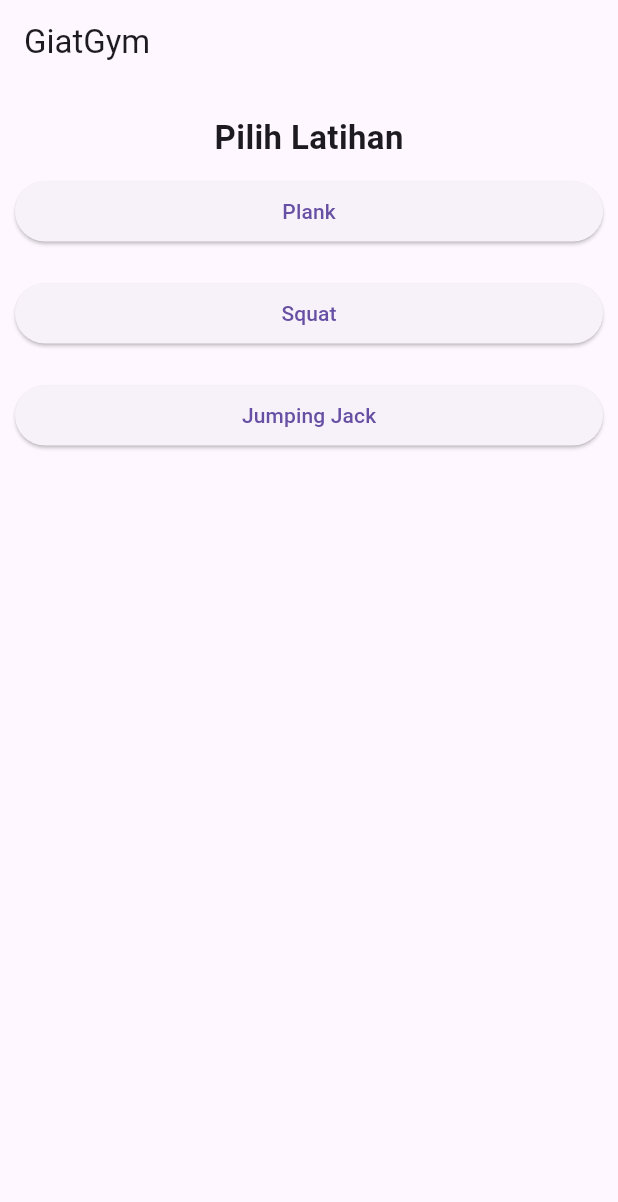
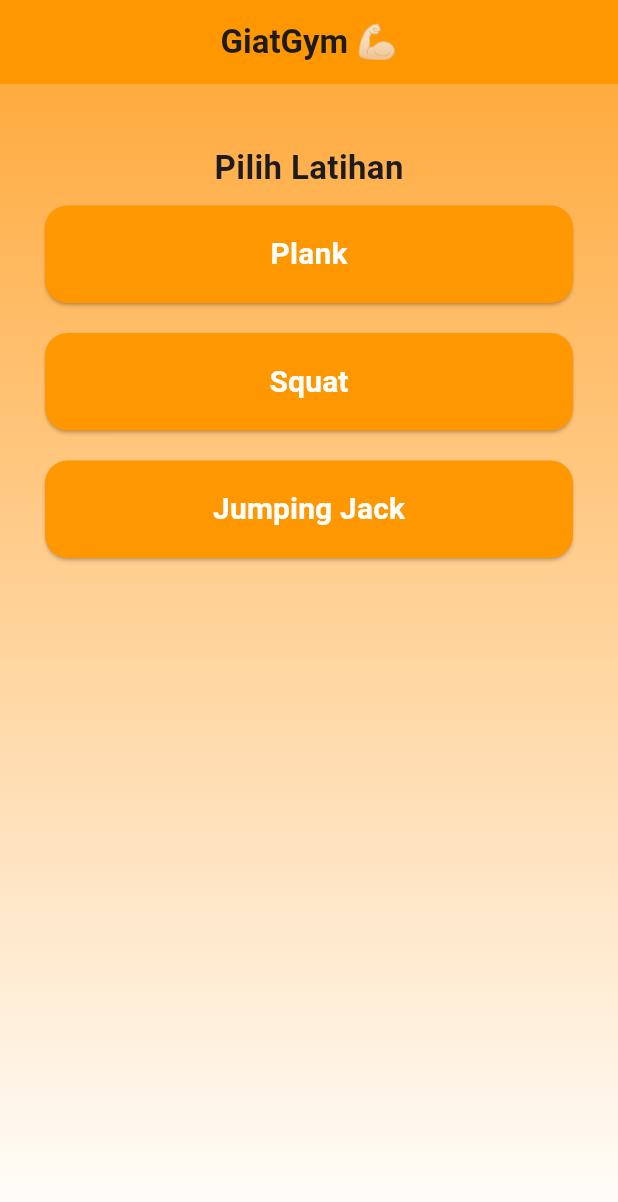
Before and after one commit to kurotulaini17/GiatGym, a Flutter app: the screen it shows after launch, on a phone screen of 412 x 824 dp. Shown: the top 1202 px of the screen. Run offline on Flutter 3.47's test engine with Material 3 defaults, Android fonts, the phone set to English and light mode, and no system bars.

Commit message:
upgrade tampilan UI aplikasi

```diff
--- a/lib/main.dart
+++ b/lib/main.dart
@@ -25,6 +25,13 @@ class HomePage extends StatelessWidget {
       margin: const EdgeInsets.all(10),
       width: double.infinity,
       child: ElevatedButton(
+        style: ElevatedButton.styleFrom(
+          backgroundColor: Colors.orange,
+          padding: const EdgeInsets.symmetric(vertical: 18),
+          shape: RoundedRectangleBorder(
+            borderRadius: BorderRadius.circular(15),
+          ),
+        ),
         onPressed: () {
           Navigator.push(
             context,
@@ -40,7 +47,14 @@ class HomePage extends StatelessWidget {
             ),
           );
         },
-        child: Text(nama),
+        child: Text(
+          nama,
+          style: const TextStyle(
+            fontSize: 20,
+            color: Colors.white,
+            fontWeight: FontWeight.bold,
+          ),
+        ),
       ),
     );
   }
@@ -48,8 +62,25 @@ class HomePage extends StatelessWidget {
   @override
   Widget build(BuildContext context) {
     return Scaffold(
-      appBar: AppBar(title: const Text("GiatGym")),
-      body: Column(
+      appBar: AppBar(
+        centerTitle: true,
+        backgroundColor: Colors.orange,
+        title: const Text(
+          "GiatGym 💪🏻",
+          style: TextStyle(fontWeight: FontWeight.bold),
+        ),
+      ),
+      body: Container(
+        padding: const EdgeInsets.all(20),
+        decoration: const BoxDecoration(
+          gradient: LinearGradient(
+            colors: [Colors.orangeAccent, Colors.white],
+            begin: Alignment.topCenter,
+            end: Alignment.bottomCenter,
+          ),
+        ),
+
+        child: Column(
           children: [
             const SizedBox(height: 20),
             const Text(
@@ -61,6 +92,7 @@ class HomePage extends StatelessWidget {
             tombol(context, "Jumping Jack"),
           ],
         ),
+      ),
     );
   }
 }
```
Lines whose indentation alone changed are shown as unchanged.
